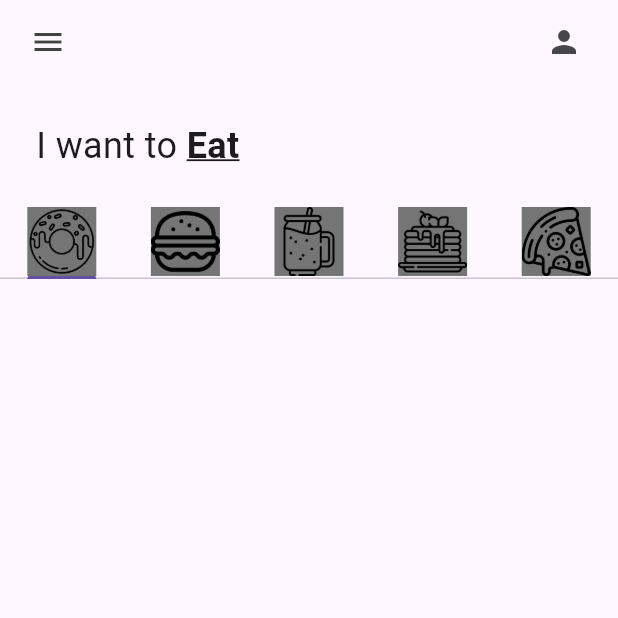
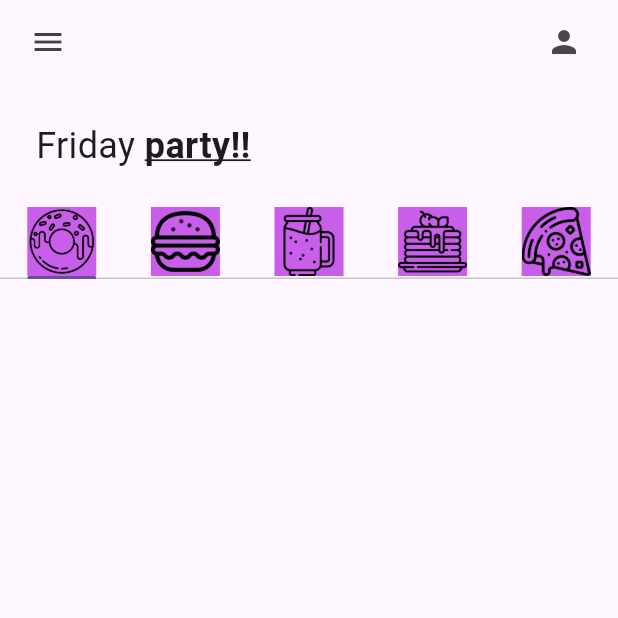
Before and after one commit to Magnesio04/p1_donut_maldonado_angela, a Flutter app: the screen it shows after launch, on a phone screen of 412 x 824 dp, the top half of it. Run offline on Flutter 3.47's test engine with Material 3 defaults, Android fonts, the light colour scheme and no system bars.

```diff
--- a/lib/pages/home_page.dart
+++ b/lib/pages/home_page.dart
@@ -57,8 +57,8 @@ class _HomePageState extends State<HomePage> {
           padding: EdgeInsets.all(24.0),
           child: Row(
             children: [
-              Text("I want to ", style: TextStyle(fontSize: 24,),),
-              Text("Eat", style: TextStyle(fontSize: 24,
+              Text("Friday ", style: TextStyle(fontSize: 24,),),
+              Text("party!!", style: TextStyle(fontSize: 24,
               fontWeight: FontWeight.bold,
               decoration: TextDecoration.underline)
               ),
--- a/lib/utils/my_tab.dart
+++ b/lib/utils/my_tab.dart
@@ -8,7 +8,7 @@ class MyTab extends StatelessWidget {
   Widget build(BuildContext context) {
     return Tab(
       child: Container(
-        color: Colors.grey[600],
+        color: const Color.fromARGB(255, 201, 94, 234),
         child: Image.asset(iconPath),),
     );
   }
```
